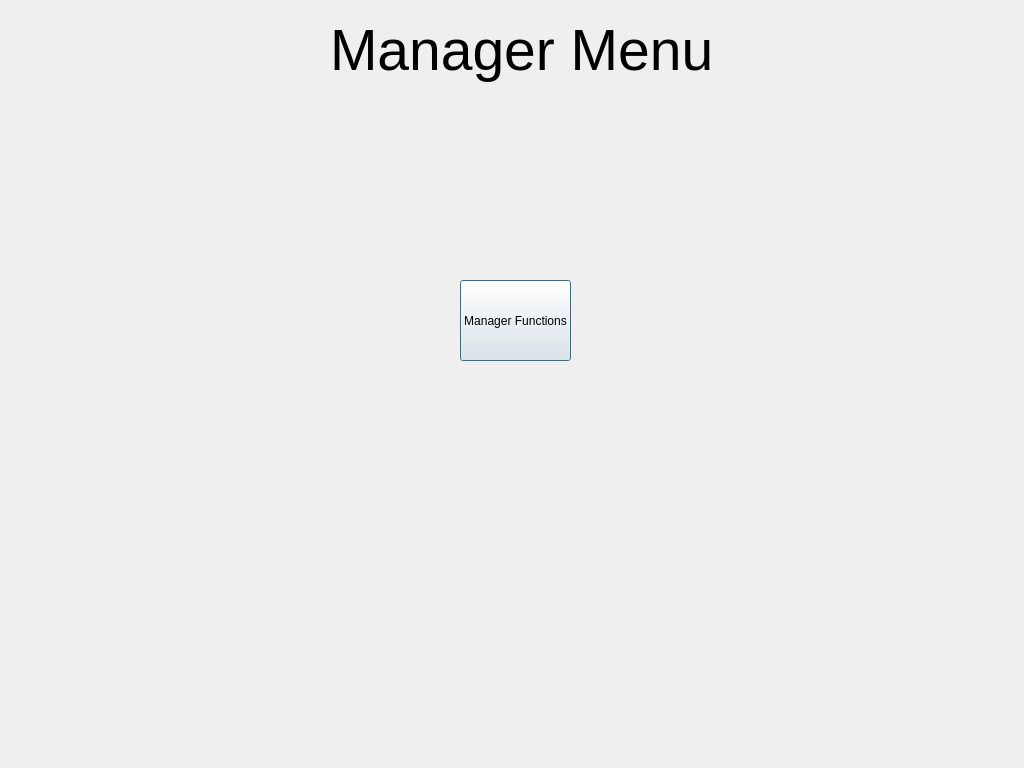
kleiser135/Kitchen-Management, file managerstage.ui: the form before one commit.
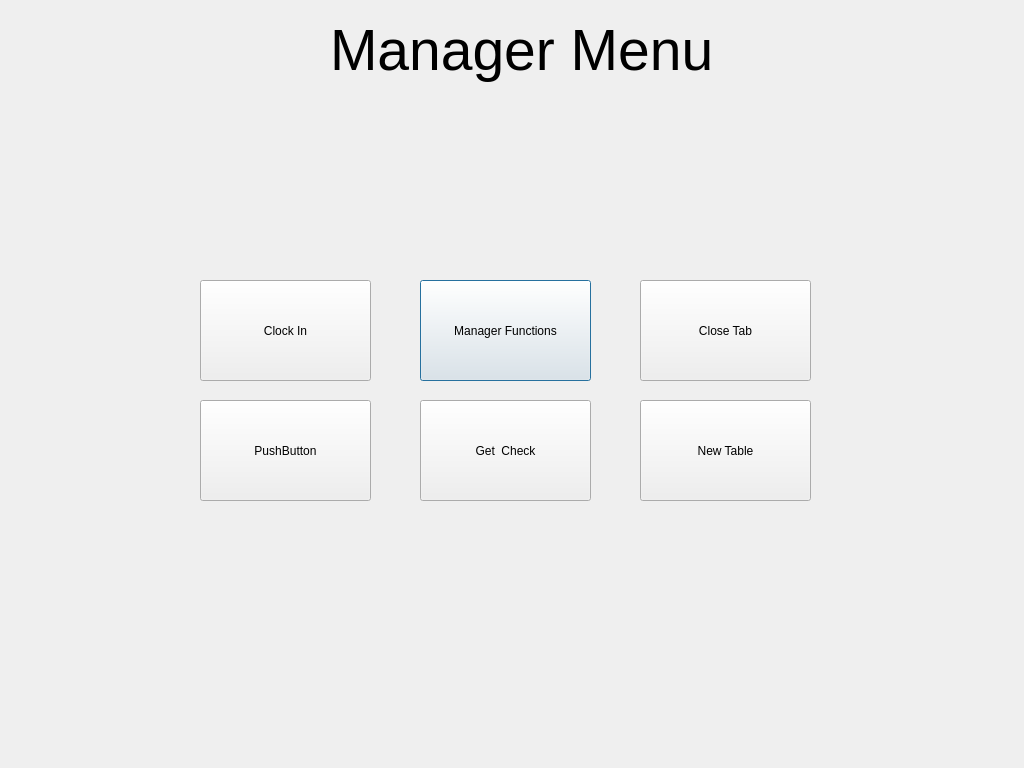
The form after the commit.

What changed in the file:
```diff
--- a/managerstage.ui
+++ b/managerstage.ui
@@ -37,16 +37,81 @@
   <widget class="QPushButton" name="pushButton">
    <property name="geometry">
     <rect>
-     <x>460</x>
+     <x>420</x>
      <y>280</y>
-     <width>111</width>
-     <height>81</height>
+     <width>171</width>
+     <height>101</height>
     </rect>
    </property>
    <property name="text">
     <string>Manager Functions</string>
    </property>
   </widget>
+  <widget class="QPushButton" name="clockInButton">
+   <property name="geometry">
+    <rect>
+     <x>200</x>
+     <y>280</y>
+     <width>171</width>
+     <height>101</height>
+    </rect>
+   </property>
+   <property name="text">
+    <string>Clock In</string>
+   </property>
+  </widget>
+  <widget class="QPushButton" name="closeTabButton">
+   <property name="geometry">
+    <rect>
+     <x>640</x>
+     <y>280</y>
+     <width>171</width>
+     <height>101</height>
+    </rect>
+   </property>
+   <property name="text">
+    <string>Close Tab</string>
+   </property>
+  </widget>
+  <widget class="QPushButton" name="pushButton_2">
+   <property name="geometry">
+    <rect>
+     <x>640</x>
+     <y>400</y>
+     <width>171</width>
+     <height>101</height>
+    </rect>
+   </property>
+   <property name="text">
+    <string>New Table</string>
+   </property>
+  </widget>
+  <widget class="QPushButton" name="pushButton_3">
+   <property name="geometry">
+    <rect>
+     <x>420</x>
+     <y>400</y>
+     <width>171</width>
+     <height>101</height>
+    </rect>
+   </property>
+   <property name="text">
+    <string>Get  Check</string>
+   </property>
+  </widget>
+  <widget class="QPushButton" name="pushButton_4">
+   <property name="geometry">
+    <rect>
+     <x>200</x>
+     <y>400</y>
+     <width>171</width>
+     <height>101</height>
+    </rect>
+   </property>
+   <property name="text">
+    <string>PushButton</string>
+   </property>
+  </widget>
  </widget>
  <resources/>
  <connections/>
```
